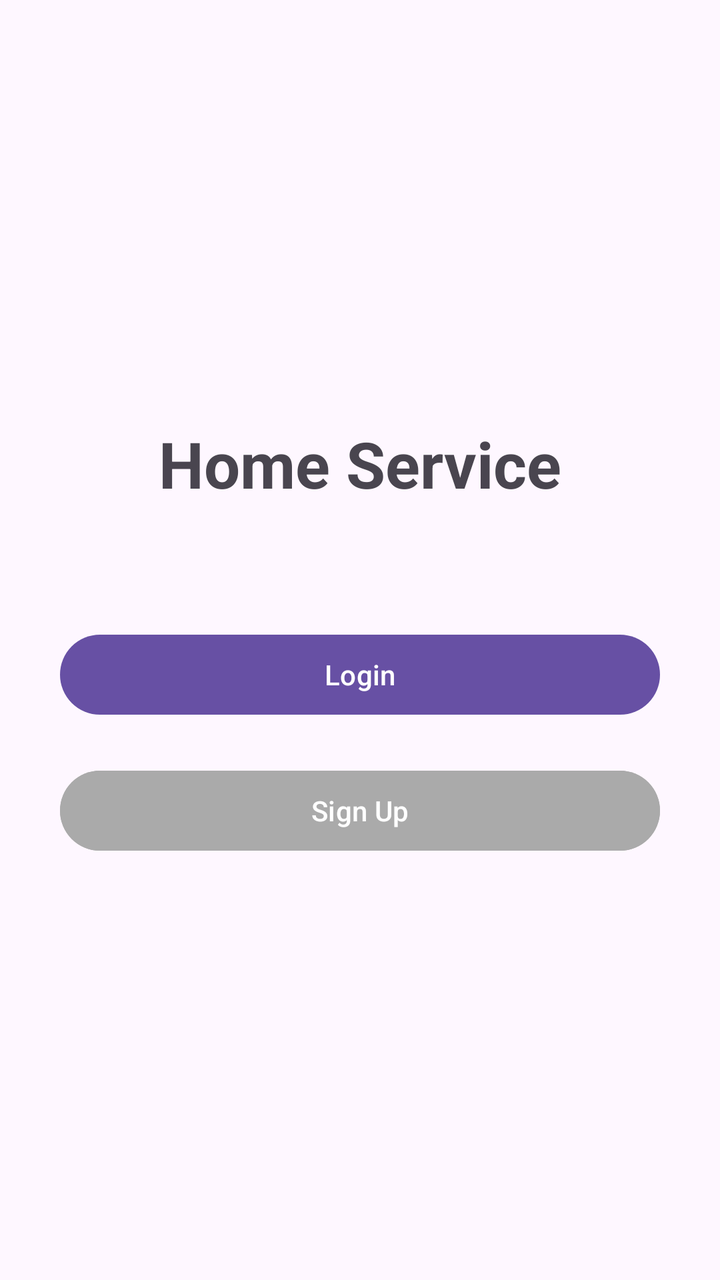
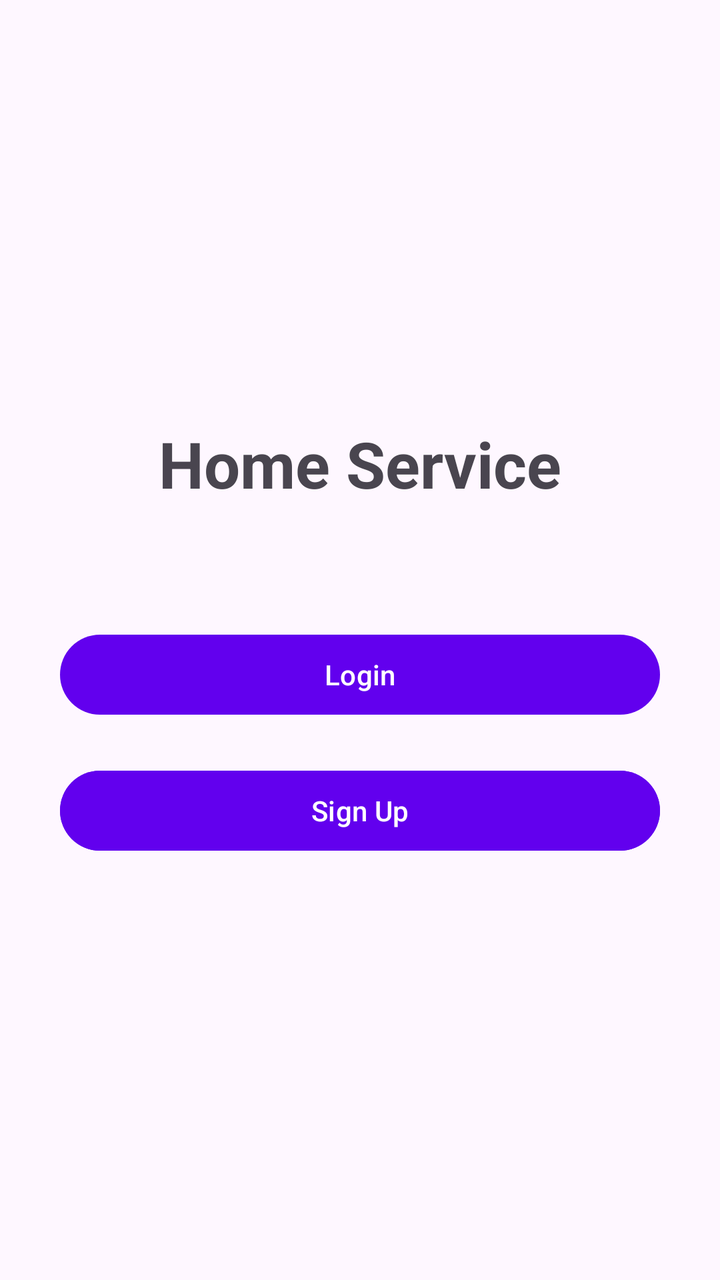

Compare the two renders of this Android layout. The source of the first and the diff that turns it into the second are given below.
<!-- AndroidManifest.xml: application theme Theme.HomeService -->
<!-- res/layout/activity_login_signup_choice.xml -->
<?xml version="1.0" encoding="utf-8"?>
<LinearLayout xmlns:android="http://schemas.android.com/apk/res/android"
    android:layout_width="match_parent"
    android:layout_height="match_parent"
    android:orientation="vertical"
    android:gravity="center"
    android:padding="30dp">

    <TextView
        android:layout_width="wrap_content"
        android:layout_height="wrap_content"
        android:text="Home Service"
        android:textSize="32sp"
        android:textStyle="bold"
        android:layout_marginBottom="60dp" />

    <Button
        android:id="@+id/btnLogin"
        android:layout_width="match_parent"
        android:layout_height="wrap_content"
        android:text="Login"
        android:layout_marginBottom="20dp" />

    <Button
        android:id="@+id/btnSignup"
        android:layout_width="match_parent"
        android:layout_height="wrap_content"
        android:text="Sign Up"
        android:backgroundTint="@android:color/darker_gray" />

</LinearLayout>
<!-- resources referenced by this layout -->
<resources>
  <style name="Theme.HomeService" parent="Base.Theme.HomeService" />
  <style name="Base.Theme.HomeService" parent="Theme.Material3.DayNight.NoActionBar">
          
          
      </style>
</resources>

<!-- the commit's change to res/layout/activity_login_signup_choice.xml (unified diff, before → after) -->
@@ -26,6 +26,6 @@
         android:layout_width="match_parent"
         android:layout_height="wrap_content"
         android:text="Sign Up"
-        android:backgroundTint="@android:color/darker_gray" />
+        android:backgroundTint="@color/purple_500" />
 
 </LinearLayout>
<!-- resource entries referenced after the edit -->
@@ -1,9 +1,21 @@
 <!-- resources referenced by this layout -->
 <resources>
-  <style name="Theme.HomeService" parent="Base.Theme.HomeService" />
-  <style name="Base.Theme.HomeService" parent="Theme.Material3.DayNight.NoActionBar">
-          
-          
+  <color name="purple_500">#6200EE</color>
+  <style name="Theme.HomeService" parent="Theme.Material3.DayNight.NoActionBar">
+          <item name="colorPrimary">@color/purple_500</item>
+          <item name="colorPrimaryVariant">@color/purple_700</item>
+          <item name="colorOnPrimary">@color/white</item>
+          <item name="colorSecondary">@color/teal_200</item>
+          <item name="colorSecondaryVariant">@color/teal_700</item>
+          <item name="colorOnSecondary">@color/black</item>
+          <item name="android:statusBarColor">?attr/colorPrimaryVariant</item>
+          <item name="android:windowLightStatusBar">true</item>
+          <item name="android:navigationBarColor">?android:attr/colorBackground</item>
       </style>
+  <color name="purple_700">#3700B3</color>
+  <color name="white">#FFFFFFFF</color>
+  <color name="teal_200">#03DAC5</color>
+  <color name="teal_700">#018786</color>
+  <color name="black">#FF000000</color>
 </resources>
 
